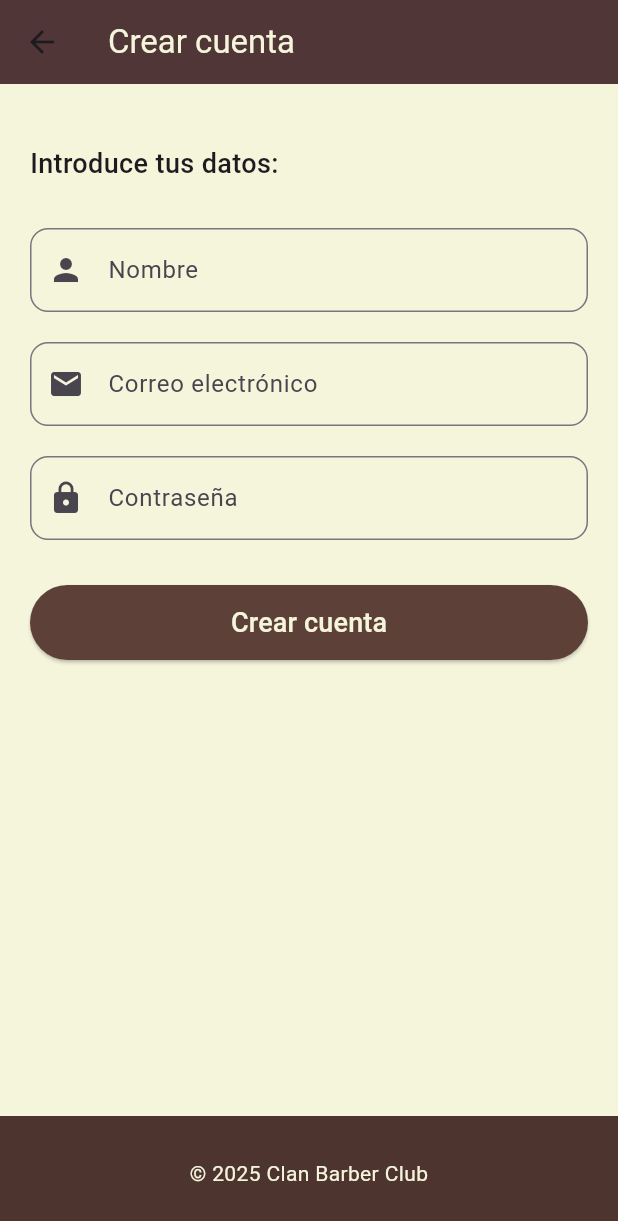
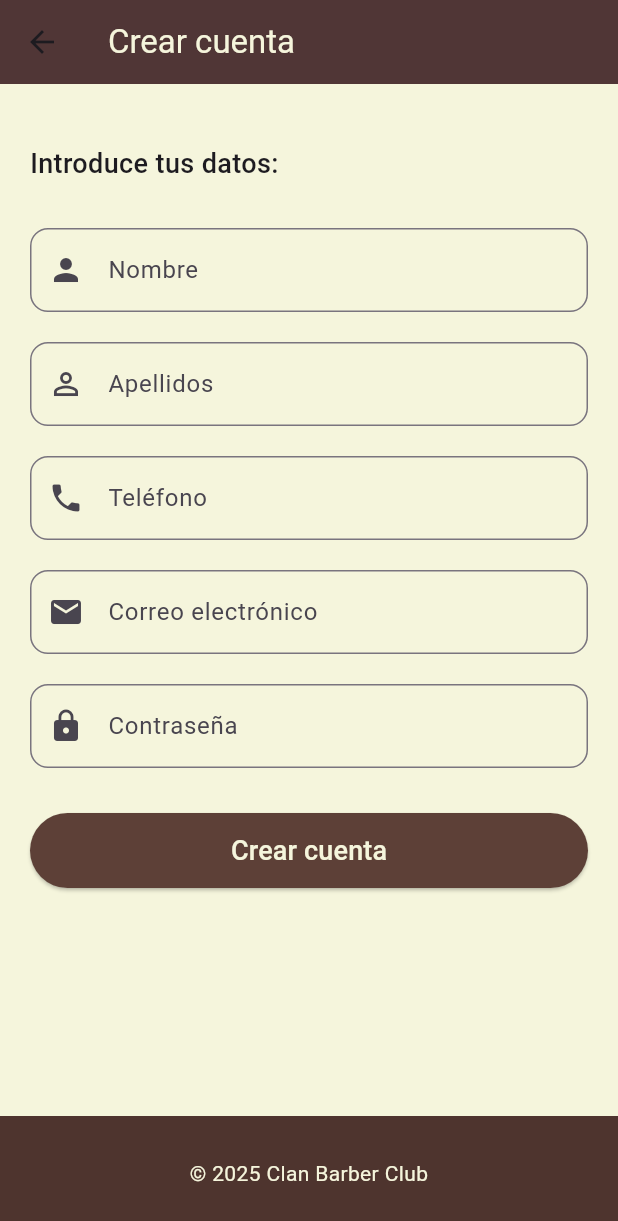
Before and after one commit to ManuelLarAlo/FlutterNuevoTFG, a Flutter app: the RegisterScreen screen opened by its route, on a phone screen of 412 x 824 dp. Shown: the top 1221 px of the screen. Run offline on Flutter 3.47's test engine with Material 3 defaults, Android fonts, the phone set to English and light mode, and no system bars.

```diff
--- a/lib/screens/register_screen.dart
+++ b/lib/screens/register_screen.dart
@@ -11,8 +11,10 @@ class _RegisterScreenState extends State<RegisterScreen> {
   final _formKey = GlobalKey<FormState>();
 
   String name = '';
+  String lastName = '';
   String email = '';
   String password = '';
+  String telefono = '';
 
   @override
   Widget build(BuildContext context) {
@@ -45,6 +47,28 @@ class _RegisterScreenState extends State<RegisterScreen> {
                   ),
                   onSaved: (value) => name = value!,
                   validator: (value) => value!.isEmpty ? 'Ingrese su nombre' : null,
+                ),
+                const SizedBox(height: 20),
+                TextFormField(
+                  decoration: InputDecoration(
+                    labelText: 'Apellidos',
+                    prefixIcon: const Icon(Icons.person_outline),
+                    border: OutlineInputBorder(borderRadius: BorderRadius.circular(12)),
+                  ),
+                  onSaved: (value) => lastName = value!,
+                  validator: (value) => value!.isEmpty ? 'Ingrese sus apellidos' : null,
+                ),
+                const SizedBox(height: 20),
+                TextFormField(
+                  keyboardType: TextInputType.phone,
+                  decoration: InputDecoration(
+                    labelText: 'Teléfono',
+                    prefixIcon: const Icon(Icons.phone),
+                    hintText: 'Ej. +34 600 123 456',
+                    border: OutlineInputBorder(borderRadius: BorderRadius.circular(12)),
+                  ),
+                  onSaved: (value) => telefono = value!,
+                  validator: (value) => value!.isEmpty ? 'Ingrese su número de teléfono' : null,
                 ),
                 const SizedBox(height: 20),
                 TextFormField(
```
Also changed, not shown: lib/screens/welcome_screen.dart (+69 -1 lines).
